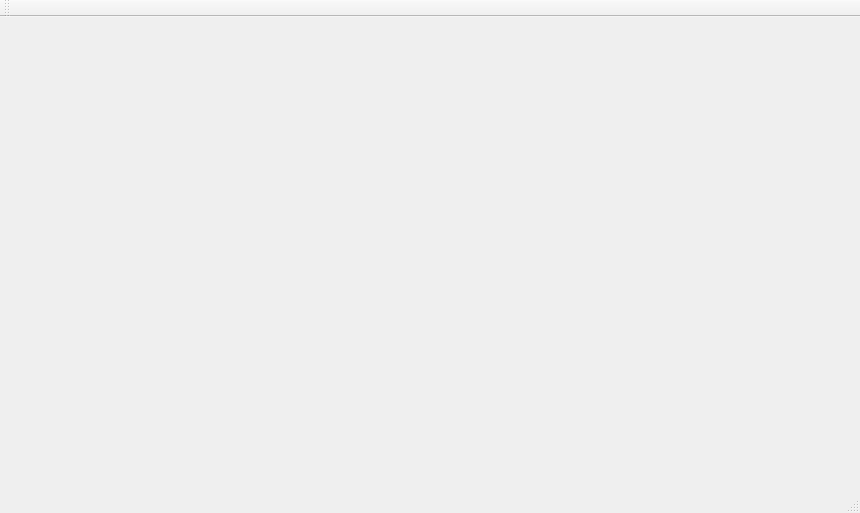
This is ms3D/mainwindow.ui in IgorPetrov0/ms3D as Qt 5 draws it before an edit. The edited form follows.
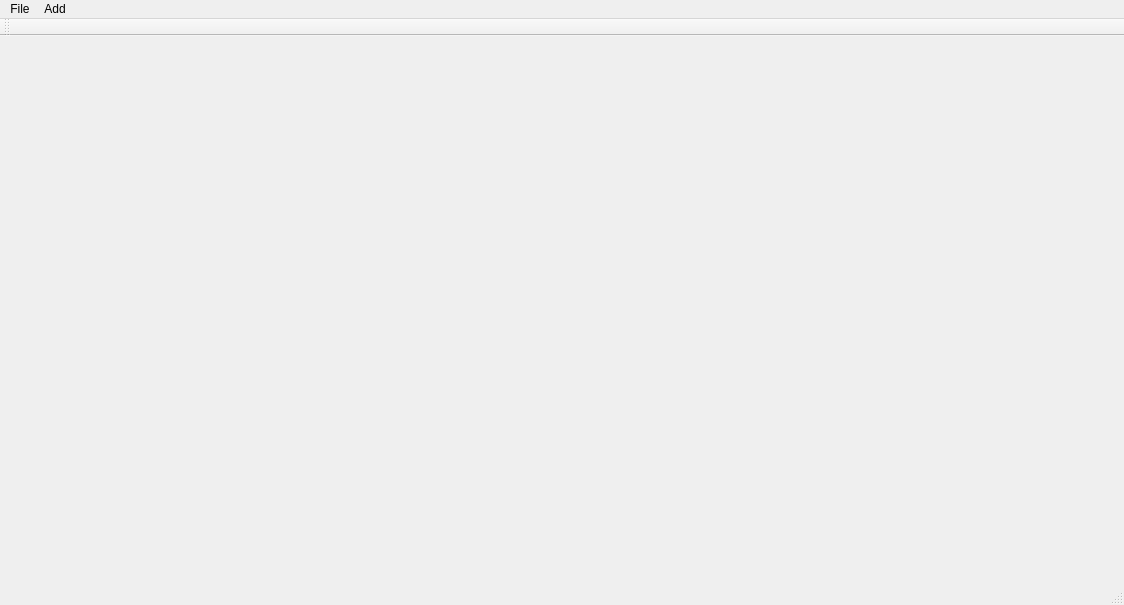
This is the edited form. Custom widgets are drawn as their Qt base class.

What changed in the file:
```diff
--- a/ms3D/mainwindow.ui
+++ b/ms3D/mainwindow.ui
@@ -6,8 +6,8 @@
    <rect>
     <x>0</x>
     <y>0</y>
-    <width>860</width>
-    <height>513</height>
+    <width>1124</width>
+    <height>605</height>
    </rect>
   </property>
   <property name="windowTitle">
@@ -30,10 +30,23 @@
     <rect>
      <x>0</x>
      <y>0</y>
-     <width>860</width>
+     <width>1124</width>
      <height>21</height>
     </rect>
    </property>
+   <widget class="QMenu" name="menuFile">
+    <property name="title">
+     <string>File</string>
+    </property>
+   </widget>
+   <widget class="QMenu" name="menuAdd">
+    <property name="title">
+     <string>Add</string>
+    </property>
+    <addaction name="addModel"/>
+   </widget>
+   <addaction name="menuFile"/>
+   <addaction name="menuAdd"/>
   </widget>
   <widget class="QToolBar" name="mainToolBar">
    <attribute name="toolBarArea">
```
Left out of the diff: 8 changed lines with no effect on the pictures.
